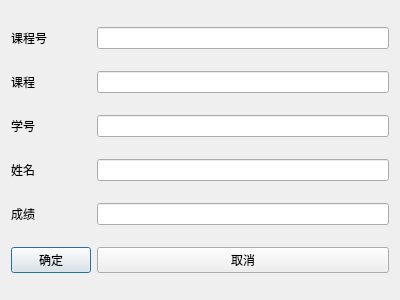
Above: StudentManagement/teacell_updatestuinfo.ui from Fengzhongzhihan/DB_design before the change. Below: the same form after it.
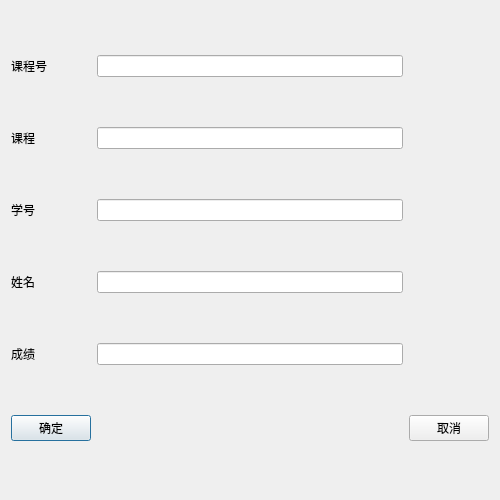
That is the form after the change.

```diff
--- a/StudentManagement/teacell_updatestuinfo.ui
+++ b/StudentManagement/teacell_updatestuinfo.ui
@@ -6,8 +6,8 @@
    <rect>
     <x>0</x>
     <y>0</y>
-    <width>400</width>
-    <height>300</height>
+    <width>500</width>
+    <height>500</height>
    </rect>
   </property>
   <property name="windowTitle">
@@ -71,7 +71,7 @@
      </property>
     </widget>
    </item>
-   <item row="5" column="1">
+   <item row="5" column="2">
     <widget class="QPushButton" name="cancelBtn">
      <property name="text">
       <string>取消</string>
```
